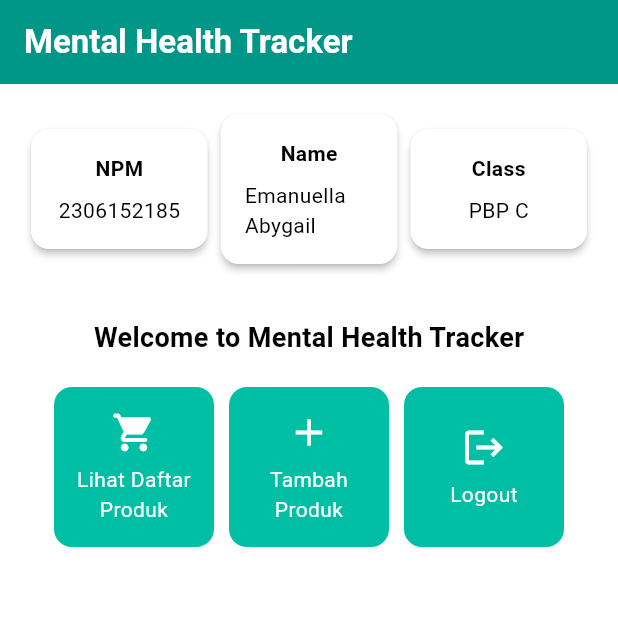
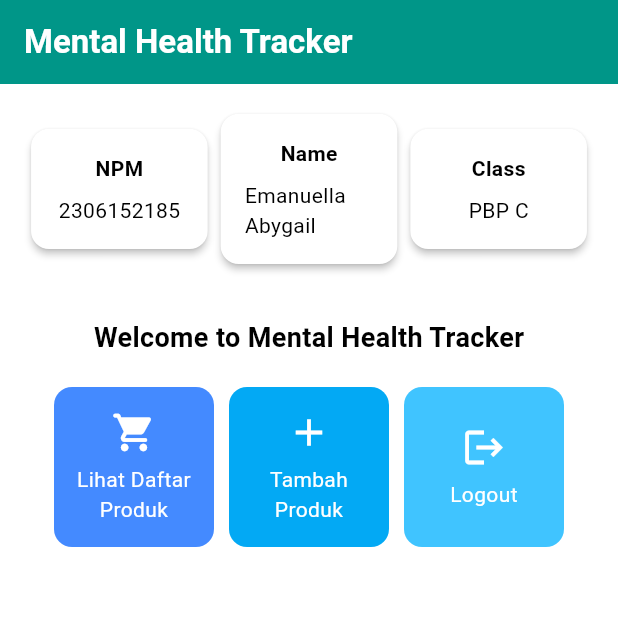
Before and after one commit to emanuellaabygail/EzCart-mobile, a Flutter app: the screen it shows after launch, on a phone screen of 412 x 824 dp, the top half of it. Run offline on Flutter 3.47's test engine with Material 3 defaults, Android fonts, the phone set to English and light mode, and no system bars.

Commit message:
ganti color button

```diff
--- a/lib/menu.dart
+++ b/lib/menu.dart
@@ -6,9 +6,9 @@ class MyHomePage extends StatelessWidget {
   final String className = 'PBP C'; // Kelas
 
   final List<ItemHomepage> items = [
-    ItemHomepage("Lihat Daftar Produk", Icons.shopping_cart_rounded),
-    ItemHomepage("Tambah Produk", Icons.add),
-    ItemHomepage("Logout", Icons.logout),
+    ItemHomepage("Lihat Daftar Produk", Icons.shopping_cart_rounded, Colors.blueAccent),
+    ItemHomepage("Tambah Produk", Icons.add, Colors.lightBlue),
+    ItemHomepage("Logout", Icons.logout, Colors.lightBlueAccent),
   ];
 
   MyHomePage({super.key});
@@ -129,8 +129,9 @@ class InfoCard extends StatelessWidget {
 class ItemHomepage {
   final String name;
   final IconData icon;
+  final Color color;
 
-  ItemHomepage(this.name, this.icon);
+  ItemHomepage(this.name, this.icon, this.color);
 }
 
 class ItemCard extends StatelessWidget {
@@ -144,7 +145,7 @@ class ItemCard extends StatelessWidget {
   Widget build(BuildContext context) {
     return Material(
       // Menentukan warna latar belakang dari tema aplikasi.
-      color: Theme.of(context).colorScheme.secondary,
+      color: item.color,
       // Membuat sudut kartu melengkung.
       borderRadius: BorderRadius.circular(12),
 
```
